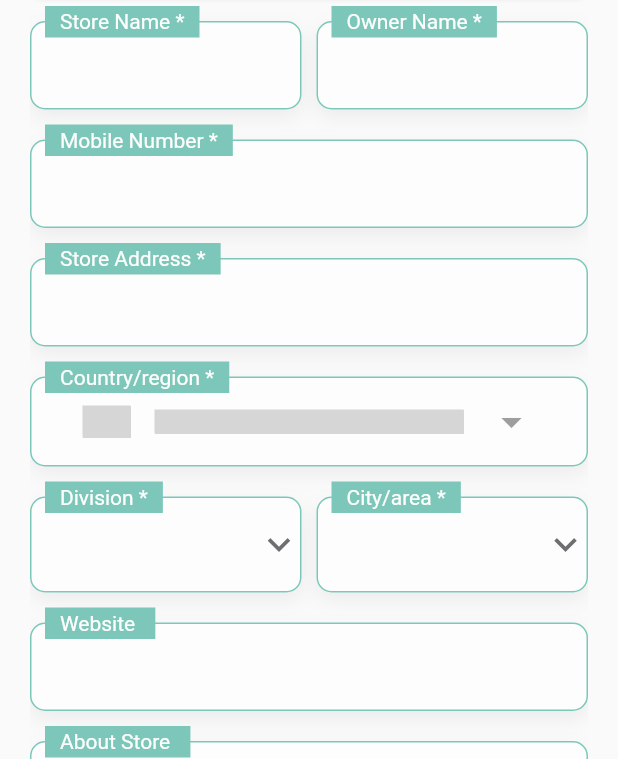
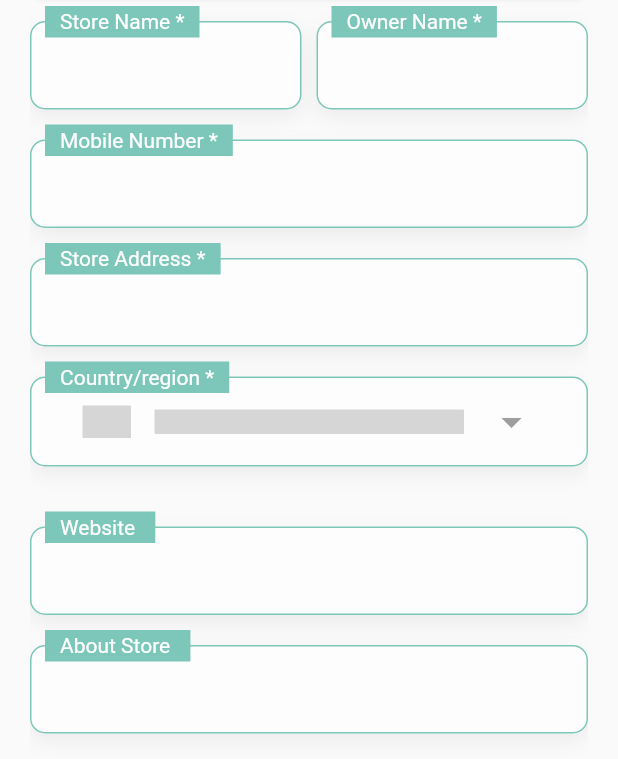
Before and after one commit to mdshadatrahman/customer_info_mobile_app, a Flutter app: the AddProfileView screen opened by its route, on a phone screen of 412 x 824 dp, the part 477-1236 px from its top. Run offline on Flutter 3.47's test engine with Material 2 defaults, Android fonts, the phone set to English and light mode, and no system bars; drawn by our look-alikes of country_code_picker; our stand-ins replace dio, flutter_hooks, flutter_svg, get; network calls fail; grey boxes are pictures that could not be loaded.

Commit message:
dropdown logic changed

```diff
--- a/lib/app/modules/add_profile/components/custom_dropdown.dart
+++ b/lib/app/modules/add_profile/components/custom_dropdown.dart
@@ -1,60 +1,91 @@
-import 'package:customer_info/app/data/category_model.dart';
+import 'package:customer_info/app/modules/add_profile/components/add_category_dialog.dart';
+import 'package:customer_info/app/modules/home/controllers/home_controller.dart';
 import 'package:customer_info/uitls/app_colors.dart';
 import 'package:flutter/material.dart';
+import 'package:get/get.dart';
 
-class CustomDropDown extends StatelessWidget {
+class CustomDropDown extends StatefulWidget {
   const CustomDropDown({
     super.key,
     required this.title,
-    required this.categoryModel,
-    this.customCategory,
+    // required this.categoryModel,
   });
 
-  final List<CategoryModel> categoryModel;
+  // final List<CategoryModel> categoryModel;
   final String title;
-  final List<String>? customCategory;
 
   @override
+  State<CustomDropDown> createState() => _CustomDropDownState();
+}
+
+class _CustomDropDownState extends State<CustomDropDown> {
+  final controller = Get.find<HomeController>();
+  @override
   Widget build(BuildContext context) {
-    return Container(
+    return Stack(
+      clipBehavior: Clip.none,
+      children: [
+        Row(
+          mainAxisSize: MainAxisSize.min,
+          children: [
+            Expanded(
+              flex: 4,
+              child: Container(
                 decoration: BoxDecoration(
                   color: AppColors.white,
                   borderRadius: BorderRadius.circular(10),
-        boxShadow: [
-          BoxShadow(
-            color: AppColors.shadow.withOpacity(0.1),
-            blurRadius: 10,
-            offset: const Offset(0, 5),
-          ),
-        ],
-      ),
-      child: Stack(
-        clipBehavior: Clip.none,
-        children: [
-          DropdownButtonFormField(
-            decoration: const InputDecoration(
-              enabledBorder: OutlineInputBorder(
-                borderRadius: BorderRadius.all(Radius.circular(10)),
-                borderSide: BorderSide(
+                  border: Border.all(
                     color: AppColors.primaryColor,
                   ),
                 ),
-              focusedBorder: OutlineInputBorder(
-                borderRadius: BorderRadius.all(Radius.circular(10)),
-                borderSide: BorderSide(
-                  color: AppColors.primaryColor,
+                padding: const EdgeInsets.symmetric(
+                  horizontal: 20,
+                ),
+                child: DropdownButton(
+                  underline: const SizedBox(),
+                  isExpanded: true,
+                  itemHeight: 60,
+                  value: controller.selectedValue.value,
+                  items: controller.dropdownList
+                      .map(
+                        (e) => DropdownMenuItem(
+                          value: e,
+                          child: Text(e),
+                        ),
+                      )
+                      .toList(),
+                  onChanged: (value) {
+                    setState(() {
+                      controller.selectedValue.value = value!.toString();
+                    });
+                  },
                 ),
               ),
             ),
+            Expanded(
+              child: Container(
+                margin: const EdgeInsets.only(left: 10),
+                width: 20,
+                height: 60,
+                decoration: BoxDecoration(
+                  color: AppColors.primaryColor,
+                  borderRadius: BorderRadius.circular(10),
+                ),
+                child: IconButton(
+                  onPressed: () {
+                    showDialog(
+                      context: context,
+                      builder: (context) => const AddNewCategory(),
+                    );
+                  },
                   icon: const Icon(
-              Icons.keyboard_arrow_down_sharp,
-              color: AppColors.textColor,
-              size: 30,
+                    Icons.add,
+                    color: AppColors.white,
                   ),
-            items: customCategory != null ? listGenerate() : listGenerateForCategory(),
-            onChanged: (value) {
-              //TODO controller.category.value = value.toString();
-            },
+                ),
+              ),
+            ),
+          ],
         ),
         Positioned(
           top: -10,
@@ -66,7 +97,7 @@ class CustomDropDown extends StatelessWidget {
             ),
             color: AppColors.primaryColor,
             child: Text(
-                '$title *',
+              '${widget.title} *',
               style: const TextStyle(
                 color: AppColors.white,
                 fontSize: 14,
@@ -75,32 +106,6 @@ class CustomDropDown extends StatelessWidget {
           ),
         )
       ],
-      ),
-    );
-  }
-
-  List<DropdownMenuItem<String>> listGenerate() {
-    return List.generate(
-      customCategory!.length,
-      (index) => DropdownMenuItem(
-        value: customCategory![index],
-        child: Text(customCategory![index]),
-      ),
-    );
-  }
-
-  List<DropdownMenuItem<String>> listGenerateForCategory() {
-    return List.generate(
-      categoryModel.length,
-      (index) => categoryModel.length == index + 1
-          ? const DropdownMenuItem(
-              value: 'add',
-              child: Text('add'),
-            )
-          : DropdownMenuItem(
-              value: categoryModel[index].categoryName!,
-              child: Text(categoryModel[index].categoryName!),
-            ),
     );
   }
 }
--- a/lib/app/modules/add_profile/views/add_profile_view.dart
+++ b/lib/app/modules/add_profile/views/add_profile_view.dart
@@ -6,9 +6,7 @@ import 'package:customer_info/uitls/app_colors.dart';
 import 'package:customer_info/uitls/classes/circle_clipper.dart';
 import 'package:flutter/material.dart';
 import 'package:flutter_svg/svg.dart';
-
 import 'package:get/get.dart';
-
 import '../controllers/add_profile_controller.dart';
 
 class AddProfileView extends GetView<AddProfileController> {
@@ -121,9 +119,8 @@ class AddProfileView extends GetView<AddProfileController> {
                           ),
                         ),
                       )
-                    : CustomDropDown(
+                    : const CustomDropDown(
                         title: 'Profile Category',
-                        categoryModel: controller.homeController.categoryModel,
                       ),
 
                 const SizedBox(height: 20),
@@ -165,43 +162,44 @@ class AddProfileView extends GetView<AddProfileController> {
                 ),
                 const SizedBox(height: 20),
 
-                Row(
-                  mainAxisAlignment: MainAxisAlignment.spaceBetween,
-                  mainAxisSize: MainAxisSize.min,
-                  children: const [
-                    Expanded(
-                      child: CustomDropDown(
-                        title: 'Division',
-                        categoryModel: [],
-                        customCategory: [
-                          'Dhaka',
-                          'Chittagong',
-                          'Khulna',
-                          'Barisal',
-                          'Rajshahi',
-                          'Rangpur',
-                          'Sylhet',
-                          'Mymensingh',
-                        ],
-                      ),
-                    ),
-                    SizedBox(width: 10),
-                    Expanded(
-                      child: CustomDropDown(
-                        title: 'City/area',
-                        categoryModel: [],
-                        customCategory: [
-                          'Chuadanga',
-                          'Jashore',
-                          'Kushtia',
-                          'Magura',
-                          'Meherpur',
-                          'Narail',
-                        ],
-                      ),
-                    ),
-                  ],
-                ),
+                // Row(
+                //   mainAxisAlignment: MainAxisAlignment.spaceBetween,
+                //   mainAxisSize: MainAxisSize.min,
+                //   children: const [
+                //     Expanded(
+                //       child: CustomDropDown(
+                //         title: 'Division',
+                //         categoryModel: [],
+                //         customCategory: [
+                //           'Dhaka',
+                //           'Chittagong',
+                //           'Khulna',
+                //           'Barisal',
+                //           'Rajshahi',
+                //           'Rangpur',
+                //           'Sylhet',
+                //           'Mymensingh',
+                //         ],
+                //       ),
+                //     ),
+                //     SizedBox(width: 10),
+                //     Expanded(
+                //       child: CustomDropDown(
+                //         title: 'City/area',
+                //         categoryModel: [],
+                //         customCategory: [
+                //           'Chuadanga',
+                //           'Jashore',
+                //           'Kushtia',
+                //           'Magura',
+                //           'Meherpur',
+                //           'Narail',
+                //         ],
+                //       ),
+                //     ),
+                //   ],
+                // ),
+
                 const SizedBox(height: 20),
                 const CustomTextField(
                   title: 'Website',
--- a/lib/app/modules/home/controllers/home_controller.dart
+++ b/lib/app/modules/home/controllers/home_controller.dart
@@ -1,18 +1,24 @@
-import 'dart:convert';
 import 'package:customer_info/app/data/category_model.dart';
 import 'package:customer_info/app/network/api_client.dart';
-import 'package:flutter/services.dart';
 import 'package:get/get.dart';
 import 'dart:developer' as developer show log;
 
 class HomeController extends GetxController {
   RxList<CategoryModel> categoryModel = <CategoryModel>[].obs;
 
+  RxList<String> dropdownList = <String>[].obs;
+  RxString selectedValue = 'Select'.obs;
+
   @override
   onInit() {
     super.onInit();
     // readCategoryData();
     getAllCategory();
+  }
+
+  setDropdownList() {
+    dropdownList.value = categoryModel.map((e) => e.categoryName!).toList();
+    selectedValue.value = dropdownList.first;
   }
 
   // get all category
@@ -23,7 +29,7 @@ class HomeController extends GetxController {
         (x) => CategoryModel.fromJson(x),
       ),
     );
-    developer.log('categoryModel.value: $categoryModel', name: 'getAllCategory');
+    setDropdownList();
   }
 
   //create category
--- a/pubspec.yaml
+++ b/pubspec.yaml
@@ -13,6 +13,7 @@ dependencies:
   flutter_svg: ^2.0.4
   country_code_picker: ^3.0.0
   dio: ^5.0.3
+  flutter_hooks: ^0.18.6
 
 dev_dependencies:
   flutter_lints: 2.0.1
```
Also changed, not shown: lib/app/modules/add_profile/components/add_category_dialog.dart (+13 -7 lines), pubspec.lock. Lines whose indentation alone changed are shown as unchanged.
